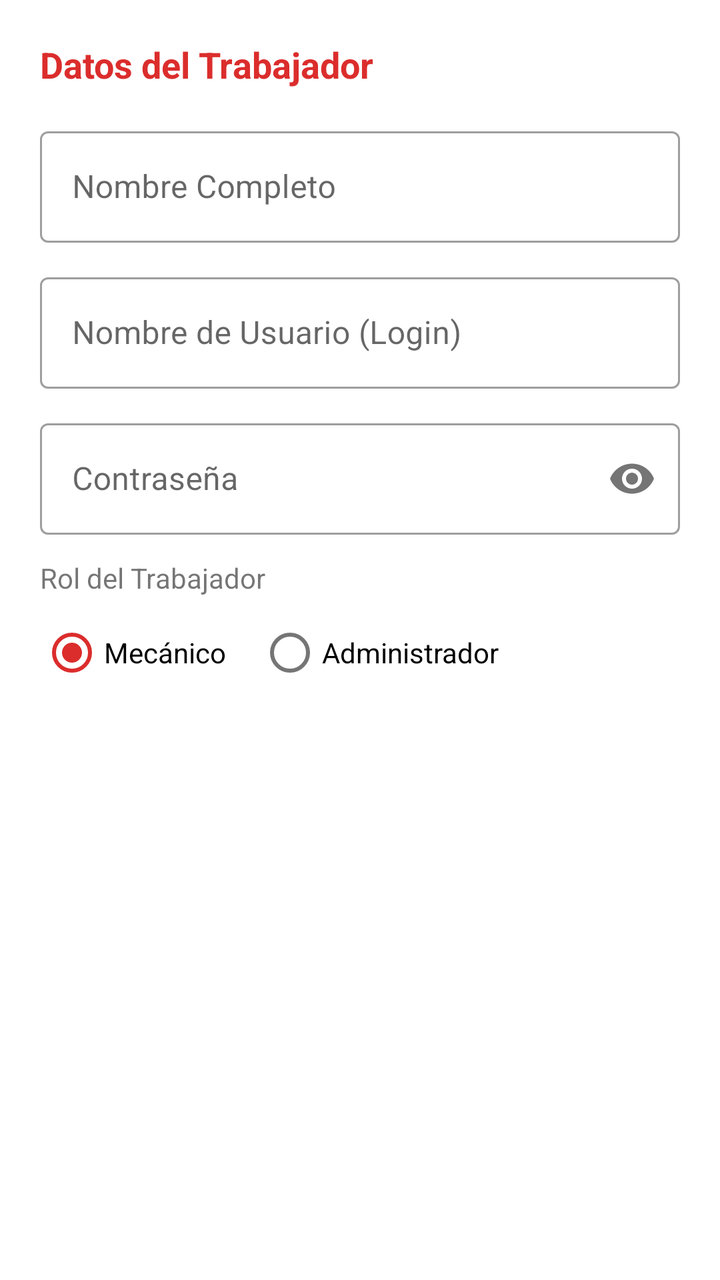
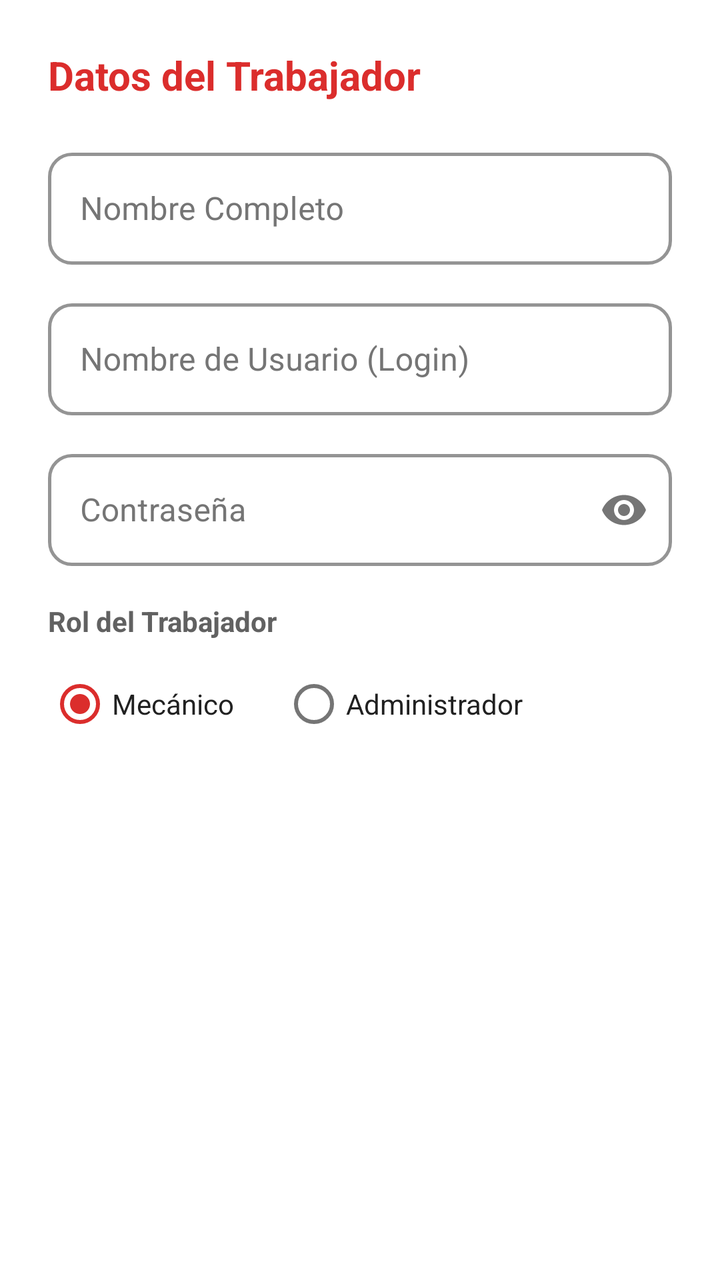

Before-and-after screenshots of an Android layout around one commit, followed by the original layout XML and the change that was made.
<!-- AndroidManifest.xml: application theme Theme.Mancuria -->
<!-- res/layout/dialog_usuario.xml -->
<?xml version="1.0" encoding="utf-8"?>
<LinearLayout xmlns:android="http://schemas.android.com/apk/res/android"
    xmlns:app="http://schemas.android.com/apk/res-auto"
    android:layout_width="match_parent"
    android:layout_height="wrap_content"
    android:orientation="vertical"
    android:padding="20dp">

    <TextView
        android:layout_width="match_parent"
        android:layout_height="wrap_content"
        android:text="Datos del Trabajador"
        android:textSize="18sp"
        android:textStyle="bold"
        android:textColor="@color/rojo_mancuria"
        android:layout_marginBottom="16dp"/>

    <com.google.android.material.textfield.TextInputLayout
        style="@style/Widget.MaterialComponents.TextInputLayout.OutlinedBox"
        android:layout_width="match_parent"
        android:layout_height="wrap_content"
        android:hint="Nombre Completo"
        android:layout_marginBottom="12dp">
        <com.google.android.material.textfield.TextInputEditText
            android:id="@+id/etNombreUsuario"
            android:layout_width="match_parent"
            android:layout_height="wrap_content"
            android:inputType="textCapWords"/>
    </com.google.android.material.textfield.TextInputLayout>

    <com.google.android.material.textfield.TextInputLayout
        style="@style/Widget.MaterialComponents.TextInputLayout.OutlinedBox"
        android:layout_width="match_parent"
        android:layout_height="wrap_content"
        android:hint="Nombre de Usuario (Login)"
        android:layout_marginBottom="12dp">
        <com.google.android.material.textfield.TextInputEditText
            android:id="@+id/etUserLogin"
            android:layout_width="match_parent"
            android:layout_height="wrap_content"
            android:inputType="text"/>
    </com.google.android.material.textfield.TextInputLayout>

    <com.google.android.material.textfield.TextInputLayout
        style="@style/Widget.MaterialComponents.TextInputLayout.OutlinedBox"
        android:layout_width="match_parent"
        android:layout_height="wrap_content"
        android:hint="Contraseña"
        app:passwordToggleEnabled="true"
        android:layout_marginBottom="12dp">
        <com.google.android.material.textfield.TextInputEditText
            android:id="@+id/etPasswordUsuario"
            android:layout_width="match_parent"
            android:layout_height="wrap_content"
            android:inputType="textPassword"/>
    </com.google.android.material.textfield.TextInputLayout>

    <TextView
        android:layout_width="wrap_content"
        android:layout_height="wrap_content"
        android:text="Rol del Trabajador"
        android:textSize="14sp"
        android:layout_marginBottom="4dp"/>

    <RadioGroup
        android:id="@+id/rgRolUsuario"
        android:layout_width="match_parent"
        android:layout_height="wrap_content"
        android:orientation="horizontal"
        android:layout_marginBottom="12dp">
        <RadioButton
            android:id="@+id/rbMecanico"
            android:layout_width="wrap_content"
            android:layout_height="wrap_content"
            android:text="Mecánico"
            android:checked="true"/>
        <RadioButton
            android:id="@+id/rbAdmin"
            android:layout_width="wrap_content"
            android:layout_height="wrap_content"
            android:text="Administrador"
            android:layout_marginStart="16dp"/>
    </RadioGroup>

</LinearLayout>
<!-- resources referenced by this layout -->
<resources>
  <color name="rojo_mancuria">#db2d2c</color>
  <style name="Theme.Mancuria" parent="Base.Theme.Mancuria" />
  <style name="Base.Theme.Mancuria" parent="Theme.MaterialComponents.Light.NoActionBar">
          <item name="colorPrimary">@color/rojo_mancuria</item>
          <item name="colorPrimaryDark">@color/rojo_oscuro</item>
          <item name="colorAccent">@color/rojo_mancuria</item>
  
          <item name="android:windowBackground">@color/white</item>
          <item name="android:statusBarColor">@color/rojo_mancuria</item>
          <item name="android:windowLightStatusBar">false</item>
  
          
          <item name="android:textColorPrimary">#212121</item>
          <item name="android:editTextColor">#000000</item>
          <item name="android:textColorHint">#757575</item>
      </style>
  <color name="rojo_oscuro">#b71c1c</color>
  <color name="white">#FFFFFFFF</color>
</resources>

<!-- the commit's change to res/layout/dialog_usuario.xml (unified diff, before → after) -->
@@ -4,54 +4,62 @@
     android:layout_width="match_parent"
     android:layout_height="wrap_content"
     android:orientation="vertical"
-    android:padding="20dp">
+    android:background="#FFFFFF"
+    android:padding="24dp">
 
     <TextView
         android:layout_width="match_parent"
         android:layout_height="wrap_content"
         android:text="Datos del Trabajador"
-        android:textSize="18sp"
+        android:textSize="20sp"
         android:textStyle="bold"
         android:textColor="@color/rojo_mancuria"
-        android:layout_marginBottom="16dp"/>
+        android:layout_marginBottom="20dp"/>
 
     <com.google.android.material.textfield.TextInputLayout
-        style="@style/Widget.MaterialComponents.TextInputLayout.OutlinedBox"
+        style="@style/InputRojo"
         android:layout_width="match_parent"
         android:layout_height="wrap_content"
         android:hint="Nombre Completo"
-        android:layout_marginBottom="12dp">
+        app:boxBackgroundColor="#FFFFFF"
+        android:layout_marginBottom="14dp">
         <com.google.android.material.textfield.TextInputEditText
             android:id="@+id/etNombreUsuario"
             android:layout_width="match_parent"
-            android:layout_height="wrap_content"
+            android:layout_height="56dp"
+            android:textColor="#212121"
             android:inputType="textCapWords"/>
     </com.google.android.material.textfield.TextInputLayout>
 
     <com.google.android.material.textfield.TextInputLayout
-        style="@style/Widget.MaterialComponents.TextInputLayout.OutlinedBox"
+        style="@style/InputRojo"
         android:layout_width="match_parent"
         android:layout_height="wrap_content"
         android:hint="Nombre de Usuario (Login)"
-        android:layout_marginBottom="12dp">
+        app:boxBackgroundColor="#FFFFFF"
+        android:layout_marginBottom="14dp">
         <com.google.android.material.textfield.TextInputEditText
             android:id="@+id/etUserLogin"
             android:layout_width="match_parent"
-            android:layout_height="wrap_content"
+            android:layout_height="56dp"
+            android:textColor="#212121"
             android:inputType="text"/>
     </com.google.android.material.textfield.TextInputLayout>
 
     <com.google.android.material.textfield.TextInputLayout
-        style="@style/Widget.MaterialComponents.TextInputLayout.OutlinedBox"
+        style="@style/InputRojo"
         android:layout_width="match_parent"
         android:layout_height="wrap_content"
         android:hint="Contraseña"
+        app:boxBackgroundColor="#FFFFFF"
         app:passwordToggleEnabled="true"
-        android:layout_marginBottom="12dp">
+        app:passwordToggleTint="#757575"
+        android:layout_marginBottom="18dp">
         <com.google.android.material.textfield.TextInputEditText
             android:id="@+id/etPasswordUsuario"
             android:layout_width="match_parent"
-            android:layout_height="wrap_content"
+            android:layout_height="56dp"
+            android:textColor="#212121"
             android:inputType="textPassword"/>
     </com.google.android.material.textfield.TextInputLayout>
 
@@ -60,26 +68,30 @@
         android:layout_height="wrap_content"
         android:text="Rol del Trabajador"
         android:textSize="14sp"
-        android:layout_marginBottom="4dp"/>
+        android:textStyle="bold"
+        android:textColor="#616161"
+        android:layout_marginBottom="8dp"/>
 
     <RadioGroup
         android:id="@+id/rgRolUsuario"
         android:layout_width="match_parent"
         android:layout_height="wrap_content"
         android:orientation="horizontal"
-        android:layout_marginBottom="12dp">
+        android:layout_marginBottom="10dp">
         <RadioButton
             android:id="@+id/rbMecanico"
             android:layout_width="wrap_content"
             android:layout_height="wrap_content"
             android:text="Mecánico"
+            android:textColor="#212121"
             android:checked="true"/>
         <RadioButton
             android:id="@+id/rbAdmin"
             android:layout_width="wrap_content"
             android:layout_height="wrap_content"
             android:text="Administrador"
-            android:layout_marginStart="16dp"/>
+            android:textColor="#212121"
+            android:layout_marginStart="24dp"/>
     </RadioGroup>
 
 </LinearLayout>
<!-- resource entries referenced after the edit -->
@@ -1,6 +1,17 @@
 <!-- resources referenced by this layout -->
 <resources>
   <color name="rojo_mancuria">#db2d2c</color>
+  <style name="InputRojo" parent="Widget.MaterialComponents.TextInputLayout.OutlinedBox">
+          <item name="boxStrokeColor">@color/rojo_mancuria</item>
+          <item name="boxStrokeWidth">1.5dp</item>
+          <item name="boxStrokeWidthFocused">2.5dp</item>
+          <item name="hintTextColor">@color/rojo_mancuria</item>
+          <item name="android:textColorHint">#757575</item>
+          <item name="boxCornerRadiusTopStart">12dp</item>
+          <item name="boxCornerRadiusTopEnd">12dp</item>
+          <item name="boxCornerRadiusBottomStart">12dp</item>
+          <item name="boxCornerRadiusBottomEnd">12dp</item>
+      </style>
   <style name="Theme.Mancuria" parent="Base.Theme.Mancuria" />
   <style name="Base.Theme.Mancuria" parent="Theme.MaterialComponents.Light.NoActionBar">
           <item name="colorPrimary">@color/rojo_mancuria</item>
